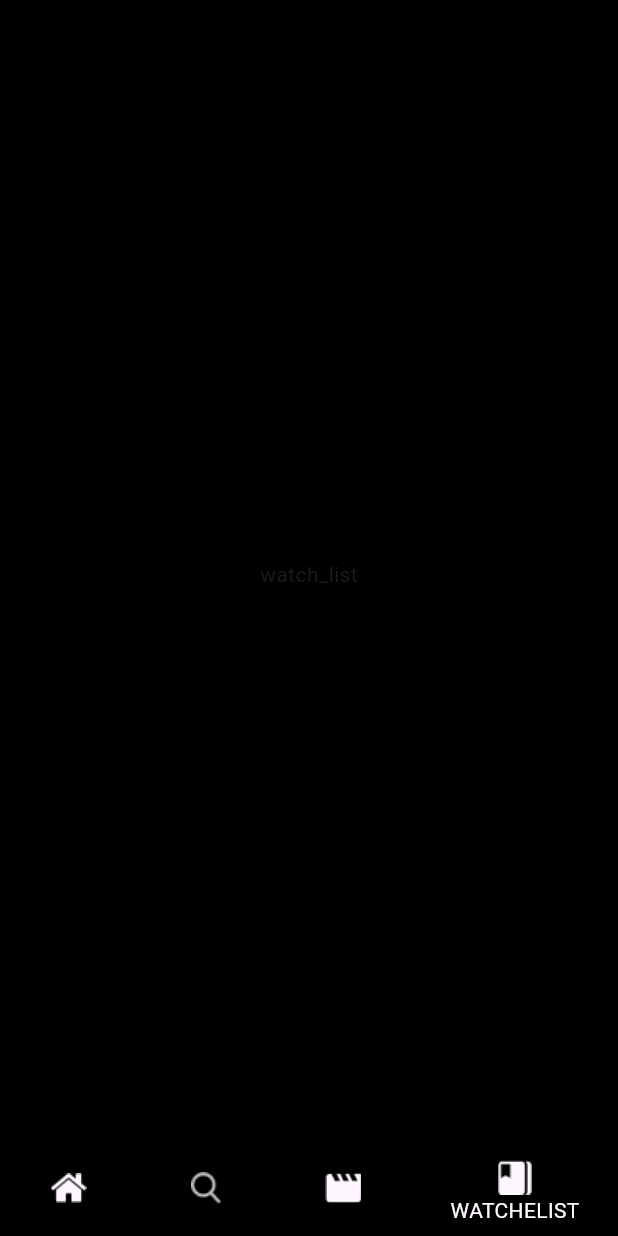
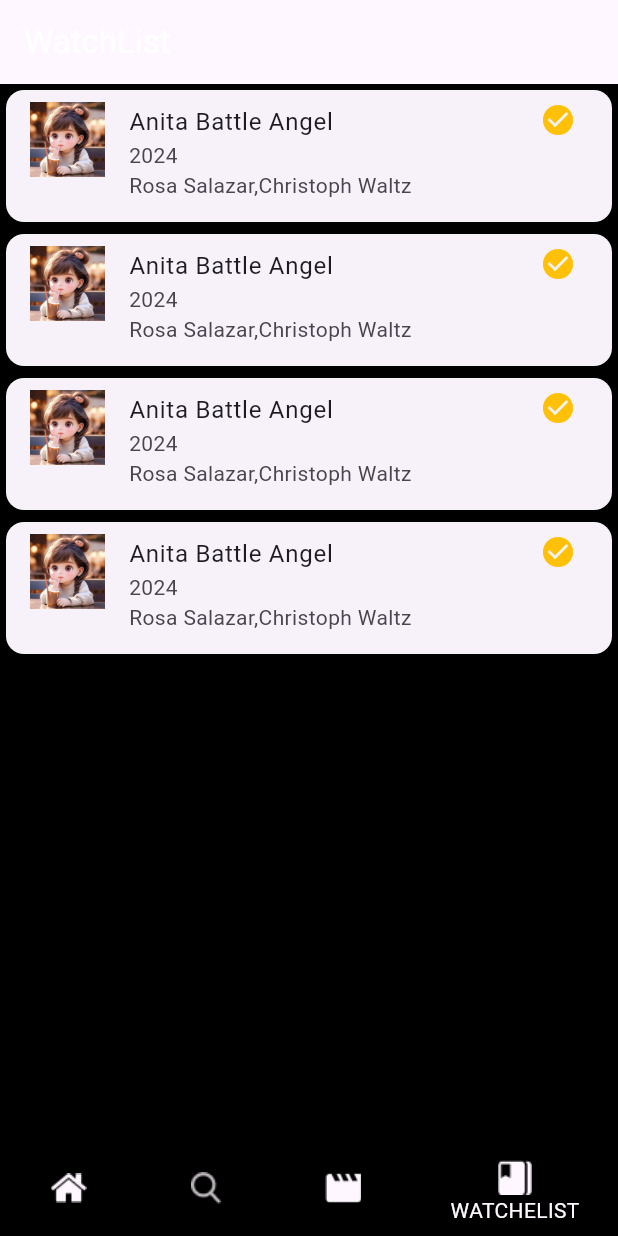
Before and after one commit to ososshahin/movies, a Flutter app: the screen it shows after launch, item 4 of the bottom bar chosen, on a phone screen of 412 x 824 dp. Run offline on Flutter 3.47's test engine with Material 3 defaults, Android fonts, the phone set to English and light mode, and no system bars; our stand-ins replace cached_network_image, carousel_slider, dio, flutter_screenutil, google_fonts; missing offline and left inert: dart:ffi; network calls fail.

Commit message:
first commit

```diff
--- a/lib/common/MovieWidget.dart
+++ b/lib/common/MovieWidget.dart
@@ -2,7 +2,7 @@ import 'package:cached_network_image/cached_network_image.dart';
 import 'package:flutter/material.dart';
 import 'package:flutter_screenutil/flutter_screenutil.dart';
 import 'package:movies_app/api/model/Movie.dart';
-import '../features/home_screen/movies_details/movies_details.dart';
+import '../features/home_screen/movies_details/moviesDetailsScreen.dart';
 import 'ImportantUrl.dart';
 
 class MovieWidget extends StatelessWidget {
@@ -40,7 +40,7 @@ class MovieWidget extends StatelessWidget {
       children: [
        InkWell(
          onTap: (){
-           Navigator.pushNamed(context, MoviesDetails.routeName);
+           Navigator.pushNamed(context, MoviesDetailsScreen.routeName);
          },
          child: CachedNetworkImage(imageUrl:ImportantUrl().BaseImageUrl+movie!.posterPath!,
          height: imageHeight?.h,),
--- a/lib/features/home_screen/movies_details/movies_details.dart
+++ b/lib/features/home_screen/movies_details/moviesDetailsScreen.dart
@@ -1,10 +1,10 @@
 import 'package:flutter/material.dart';
 
-class MoviesDetails extends StatelessWidget
+class MoviesDetailsScreen extends StatelessWidget
 {
   static const String routeName = 'details';
 
-  const MoviesDetails({super.key});
+  const MoviesDetailsScreen({super.key});
 
   @override
   Widget build(BuildContext context) {
--- a/lib/features/watch_list_screen/watch_list.dart
+++ b/lib/features/watch_list_screen/watch_list.dart
@@ -1,13 +1,55 @@
 import 'package:flutter/material.dart';
+import 'package:movies_app/features/watch_list_screen/watch_list_card.dart';
 
 class WatchListScreen extends StatelessWidget
 {
   static const String routeName = 'watch_list';
-  const WatchListScreen({super.key});
+  final List<Map<String,String>>movies=
+  [
+    {'title':'Anita Battle Angel',
+      'year':'2024',
+      'actors':'Rosa Salazar,Christoph Waltz',
+      'image':'assets/images/anami.jpg',
+
+    },
+    {'title':'Anita Battle Angel',
+      'year':'2024',
+      'actors':'Rosa Salazar,Christoph Waltz',
+      'image':'assets/images/anami.jpg',
+
+    },
+    {'title':'Anita Battle Angel',
+      'year':'2024',
+      'actors':'Rosa Salazar,Christoph Waltz',
+      'image':'assets/images/anami.jpg',
+
+    },
+    {'title':'Anita Battle Angel',
+      'year':'2024',
+      'actors':'Rosa Salazar,Christoph Waltz',
+      'image':'assets/images/anami.jpg',
+
+    },
+  ];
 
   @override
   Widget build(BuildContext context) {
-    return Center(child: Text('watch_list'),);
+    return Scaffold(
+      backgroundColor: Colors.black,
+      appBar: AppBar(
+        title: Text('WatchList',style: TextStyle(color: Colors.white),),
+      ),
+      body: ListView.builder(
+          itemCount: movies.length,
+          itemBuilder:(context, index) {
+            return WatchListCard(
+                title: movies[index]['title']!,
+                year: movies[index]['year']!,
+                actors: movies[index]['actors']!,
+                imagePath: movies[index]['image']!,);
+          }, ),
+    );
+
   }
 
 }
--- /dev/null
+++ b/lib/features/watch_list_screen/watch_list_card.dart
@@ -0,0 +1,25 @@
+import 'package:flutter/material.dart';
+class WatchListCard extends StatelessWidget {
+  final String title;
+  final String year;
+  final String actors;
+  final String imagePath;
+
+  const WatchListCard({required this.title,
+  required this.year,
+  required this.actors,
+  required this.imagePath});
+
+  @override
+  Widget build(BuildContext context) {
+    return Card(
+      child: ListTile(
+        leading: Image.asset(imagePath,width: 50,fit: BoxFit.cover,),
+        title: Text(title),
+        subtitle: Text('$year\n$actors'),
+        isThreeLine: true,
+        trailing: Icon(Icons.check_circle,color: Colors.amber,),
+      ),
+    );
+  }
+}
--- a/lib/home.dart
+++ b/lib/home.dart
@@ -23,7 +23,7 @@ class Home extends StatefulWidget {
 class _HomeState extends State<Home> {
   int selectedIndex = 0;
 
-  var tab = [const HomeScreen(),  SearchScreen(), const CategoryScreen(), const WatchListScreen()];
+  var tab = [const HomeScreen(),  SearchScreen(), const CategoryScreen(),  WatchListScreen()];
 
   @override
   Widget build(BuildContext context) {
--- a/lib/movies_app.dart
+++ b/lib/movies_app.dart
@@ -1,10 +1,11 @@
 import 'package:flutter/material.dart';
 import 'package:flutter_screenutil/flutter_screenutil.dart';
+import 'package:movies_app/features/categories_screen/movies_screen.dart';
 import 'package:movies_app/features/splash_screen/splash_screen.dart';
 
 import 'features/categories_screen/category_screen.dart';
 import 'features/home_screen/home_screen.dart';
-import 'features/home_screen/movies_details/movies_details.dart';
+import 'features/home_screen/movies_details/moviesDetailsScreen.dart';
 import 'features/search_screen/search_screen.dart';
 import 'features/watch_list_screen/watch_list.dart';
 import 'home.dart';
@@ -30,7 +31,7 @@ class MoviesApp extends StatelessWidget {
           CategoryScreen.routeName: (context) => CategoryScreen(),
           SearchScreen.routeName: (context) => SearchScreen(),
           Home.routeName: (context) => Home(),
-          MoviesDetails.routeName: (context) => MoviesDetails(),
+          MoviesDetailsScreen.routeName: (context) => MoviesDetailsScreen(),
 
         },
       ),
```
Also changed, not shown: lib/api/apimanager.dart (+47 -1 lines), lib/api/model/Genres.dart (added, +23 -0 lines), lib/api/model/MoviesDetailsResponse.dart (added, +46 -0 lines), lib/api/model/MoviesListResponse.dart (added, +27 -0 lines), lib/api/model/Results.dart (added, +83 -0 lines), lib/features/categories_screen/category_screen.dart (+75 -3 lines), lib/features/categories_screen/movies_screen.dart (added, +82 -0 lines), assets/images/anami.jpg (added), assets/images/cinema.jpg (added).
